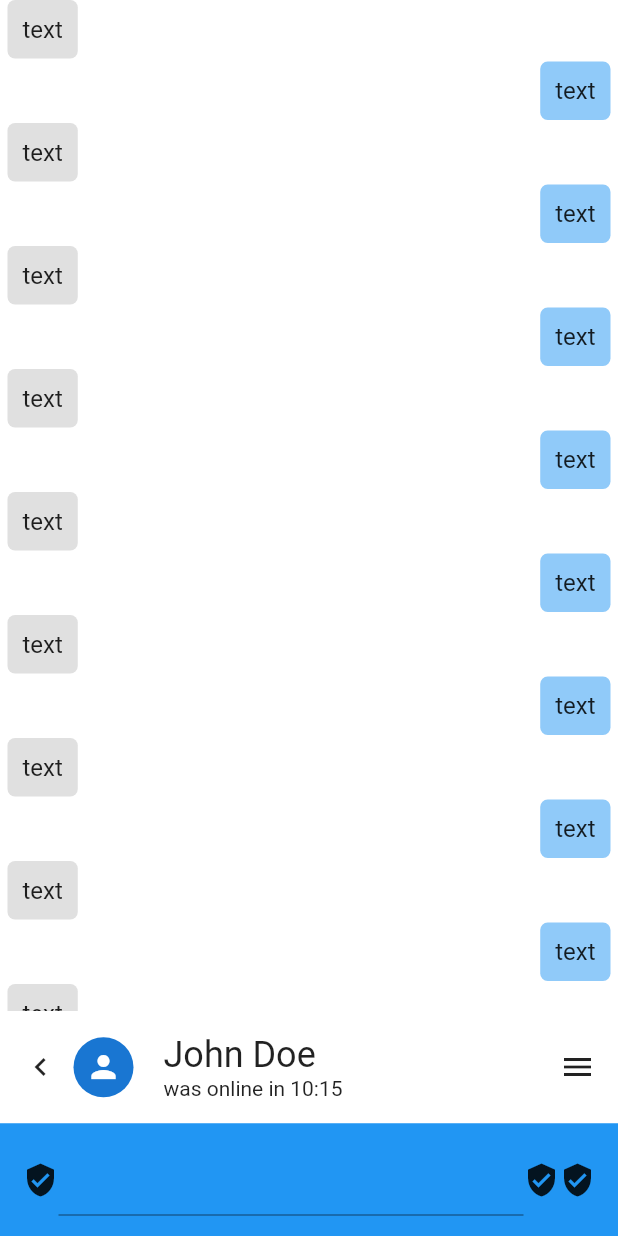
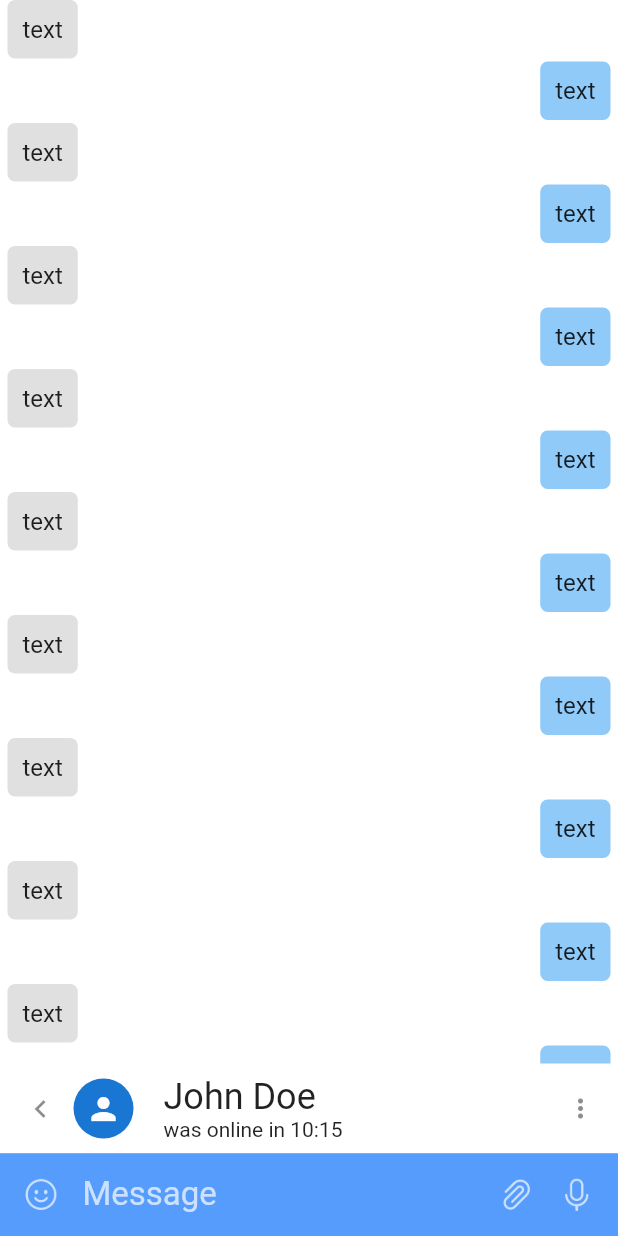
Before and after one commit to urglmorl/backdrop, a Flutter app: the screen it shows after launch, on a phone screen of 412 x 824 dp. Run offline on Flutter 3.47's test engine with Material 2 defaults, Android fonts, the phone set to English and light mode, and no system bars.

Commit message:
Теперь это примерно похоже на какой-то результат

```diff
--- a/lib/main.dart
+++ b/lib/main.dart
@@ -1,6 +1,6 @@
-import 'package:backdrop/widgets/back_layer_widget.dart';
-import 'package:backdrop/widgets/backdrop_widget.dart';
-import 'package:backdrop/widgets/front_layer_widget.dart';
+import 'package:backdrop/widgets/backdrop/back_layer_widget.dart';
+import 'package:backdrop/widgets/backdrop/backdrop_widget.dart';
+import 'package:backdrop/widgets/backdrop/front_layer_widget.dart';
 import 'package:flutter/material.dart';
 
 void main() {
--- /dev/null
+++ b/lib/utils/color_utils.dart
@@ -0,0 +1,5 @@
+import 'package:flutter/painting.dart';
+
+Color hexToColor(String code) {
+  return new Color(int.parse(code.substring(1, 7), radix: 16) + 0xFF000000);
+}
--- a/lib/widgets/front_layer_widget.dart
+++ b/lib/widgets/backdrop/front_layer_widget.dart
@@ -48,11 +48,11 @@ class _FrontLayerWidgetState extends State<FrontLayerWidget> {
             ),
           ),
           Container(
-            height: 75,
+            height: 60,
             child: RecepientRow(),
           ),
           Container(
-            height: 75,
+            height: 55,
             color: Colors.blue,
             child: MessageRow(),
           ),
--- a/lib/widgets/message_row.dart
+++ b/lib/widgets/message_row.dart
@@ -1,3 +1,4 @@
+import 'package:backdrop/utils/color_utils.dart';
 import 'package:flutter/material.dart';
 
 class MessageRow extends StatefulWidget {
@@ -12,15 +13,52 @@ class _MessageRowState extends State<MessageRow> {
   Widget build(BuildContext context) {
     return Container(
       padding: EdgeInsets.symmetric(horizontal: 15.0),
-      color: Colors.blue,
+      color: hexToColor('#569cfc'),
       child: Row(
         children: [
-          Icon(Icons.verified_user),
+          Padding(
+            padding: EdgeInsets.symmetric(vertical: 15),
+            child: Image.asset(
+              'assets/images/input_smile.png',
+              color: Colors.white70,
+            ),
+          ),
           Expanded(
-            child: TextField(),
+            child: TextFormField(
+              style: TextStyle(
+                fontSize: 20,
+                color: Colors.white70,
+              ),
+              cursorColor: Colors.white70,
+              keyboardType: TextInputType.multiline,
+              decoration: InputDecoration(
+                border: InputBorder.none,
+                focusedBorder: InputBorder.none,
+                enabledBorder: InputBorder.none,
+                errorBorder: InputBorder.none,
+                disabledBorder: InputBorder.none,
+                contentPadding:
+                    EdgeInsets.only(left: 15, bottom: 11, top: 11, right: 15),
+                hintText: 'Message',
+                hintStyle: TextStyle(fontSize: 22, color: Colors.white70),
+              ),
+            ),
           ),
-          Icon(Icons.verified_user),
-          Icon(Icons.verified_user),
+          Padding(
+            padding: EdgeInsets.symmetric(vertical: 15, horizontal: 10),
+            child: Image.asset(
+              'assets/images/input_attach.png',
+              color: Colors.white70,
+            ),
+          ),
+          Padding(
+            padding: EdgeInsets.only(bottom: 15, top: 15, left: 5),
+            child: Image.asset(
+              'assets/images/input_mic.png',
+              fit: BoxFit.contain,
+              color: Colors.white70,
+            ),
+          ),
         ],
       ),
     );
--- a/lib/widgets/recepient_row.dart
+++ b/lib/widgets/recepient_row.dart
@@ -17,7 +17,10 @@ class _RecepientRowState extends State<RecepientRow> {
         mainAxisAlignment: MainAxisAlignment.start,
         crossAxisAlignment: CrossAxisAlignment.center,
         children: [
-          Icon(Icons.keyboard_arrow_left),
+          Icon(
+            Icons.keyboard_arrow_left,
+            color: Colors.black45,
+          ),
           Padding(
             padding: EdgeInsets.only(left: 10, right: 20),
             child: CircleAvatar(
@@ -41,7 +44,19 @@ class _RecepientRowState extends State<RecepientRow> {
               ],
             ),
           ),
-          Icon(Icons.menu)
+          GestureDetector(
+            onTap: () {
+              print('menu tapped');
+            },
+            child: Padding(
+              padding: EdgeInsets.symmetric(vertical: 20),
+              child: Image.asset(
+                'assets/images/ic_ab_other.png',
+                color: Colors.black45,
+                fit: BoxFit.cover,
+              ),
+            ),
+          ),
         ],
       ),
     );
--- a/pubspec.yaml
+++ b/pubspec.yaml
@@ -43,6 +43,10 @@ flutter:
   # included with your application, so that you can use the icons in
   # the material Icons class.
   uses-material-design: true
+  assets:
+    - assets/
+    - assets/images/
+
 
   # To add assets to your application, add an assets section, like this:
   # assets:
```
Also changed, not shown: assets/images/ic_ab_other.png (added), assets/images/input_attach.png (added), assets/images/input_mic.png (added), assets/images/input_smile.png (added), lib/widgets/backdrop/back_layer_widget.dart (renamed from lib/widgets/back_layer_widget.dart), lib/widgets/backdrop/backdrop_widget.dart (renamed from lib/widgets/backdrop_widget.dart).
